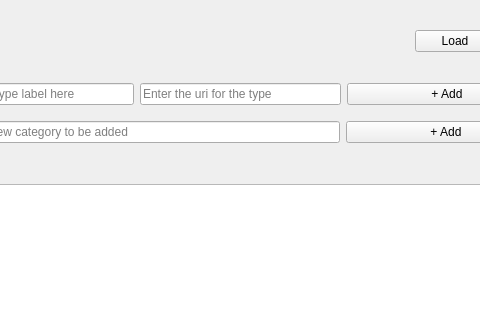
PASTA-ELN/pasta-eln, file pasta_eln/GUI/ontology_configuration/ontology_configuration.ui: the form before one commit; both pictures show x 448 to 928 and y 0 to 320 of the 1243 by 874 pixel window.
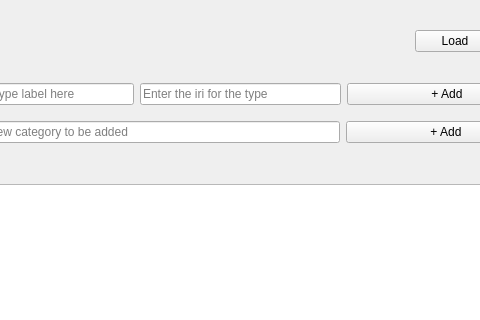
The form after the commit.

Commit message: - Corrected the alignments of the UI and minor other corrections

```diff
--- a/pasta_eln/GUI/ontology_configuration/ontology_configuration.ui
+++ b/pasta_eln/GUI/ontology_configuration/ontology_configuration.ui
@@ -295,7 +295,7 @@
             <string>Enter the link/url to be associated with this data-type</string>
            </property>
            <property name="placeholderText">
-            <string>Enter the uri for the type</string>
+            <string>Enter the iri for the type</string>
            </property>
           </widget>
          </item>
```
Left out of the diff: 4 changed lines with no effect on the pictures. The commit also changes 1 other file.
